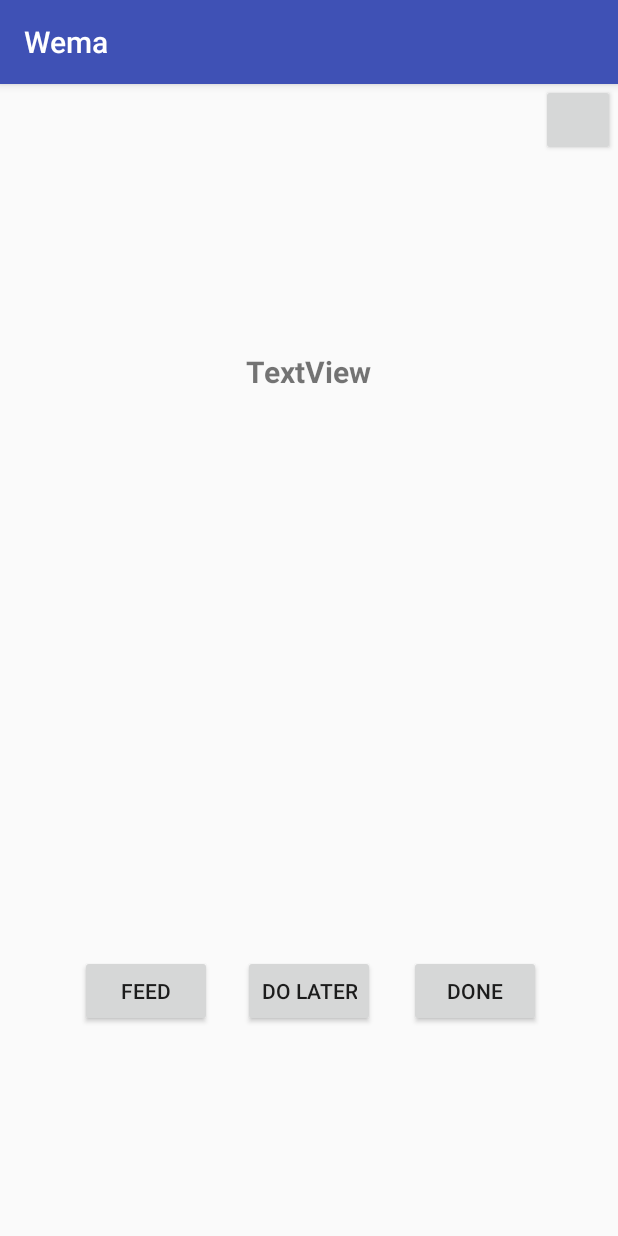
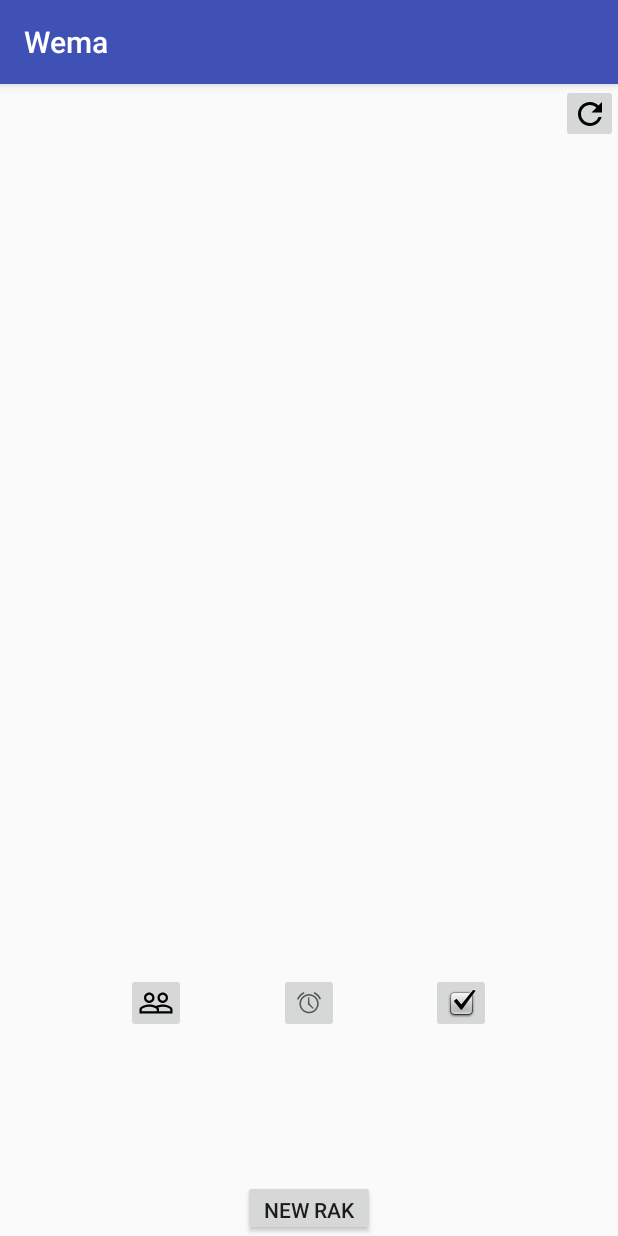
Before and after one commit to iNKredibleS/Wema, an Android app: the RAKActivity screen opened directly, with no data from a screen before it, on a phone screen of 412 x 824 dp. Run offline under Robolectric (Android 15) with nearby library versions, the phone set to English and light mode, and no system bars; libraries missing offline, so code that uses them is left out: com.parse; 4 statements that could not run were skipped.

Commit message:
friday morning

```diff
--- a/app/src/main/java/com/fb/inkredibles/myapplication/RAKActivity.java
+++ b/app/src/main/java/com/fb/inkredibles/myapplication/RAKActivity.java
@@ -1,11 +1,14 @@
 package com.fb.inkredibles.myapplication;
 
+import android.content.Intent;
 import android.support.v7.app.AppCompatActivity;
 import android.os.Bundle;
 import android.util.Log;
 import android.view.View;
 import android.widget.Button;
+import android.widget.ImageButton;
 import android.widget.TextView;
+import android.widget.Toast;
 
 import com.fb.inkredibles.myapplication.models.Rak;
 import com.parse.FindCallback;
@@ -13,15 +16,19 @@ import com.parse.GetCallback;
 import com.parse.ParseException;
 import com.parse.ParseObject;
 import com.parse.ParseQuery;
+import com.parse.ParseUser;
 
+import java.util.ArrayList;
 import java.util.List;
 import java.util.Random;
 
 public class RAKActivity extends AppCompatActivity {
     TextView rakTxt;
-    int total, current;
+    int total, current, REQUEST_CODE = 20;
     Random rand;
-    Button refreshBtn;
+    Button newRakBtn;
+    ImageButton refreshBtn;
+    ArrayList<Rak> rakList;
 
 
     @Override
@@ -31,6 +38,8 @@ public class RAKActivity extends AppCompatActivity {
 
         final ParseQuery<Rak> query = ParseQuery.getQuery(Rak.class);
         query.setLimit(10);
+
+        rakList = new ArrayList<Rak>();
 
         //get total number of Rak objects from server
         try {
@@ -43,6 +52,7 @@ public class RAKActivity extends AppCompatActivity {
         rand = new Random();
 
 
+        //set text box initially
         query.findInBackground(new FindCallback<Rak>() {
             @Override
             public void done(List<Rak> objects, ParseException e) {
@@ -69,6 +79,7 @@ public class RAKActivity extends AppCompatActivity {
             }
         });
 
+        //add refresh button feature
         refreshBtn = findViewById(R.id.refreshBtn);
         refreshBtn.setOnClickListener(new View.OnClickListener() {
 
@@ -109,11 +120,21 @@ public class RAKActivity extends AppCompatActivity {
             }
         });
 
+        //add ability to create new RAK and post to database\
+        newRakBtn = findViewById(R.id.newRakBtn);
+
+        newRakBtn.setOnClickListener(new View.OnClickListener() {
+            @Override
+            public void onClick(View view) {
+                Intent i = new Intent(RAKActivity.this, NewRakPost.class);
+                startActivityForResult(i, REQUEST_CODE);
+            }
+        });
 
     }
 
     private String RAKGenerator(ParseQuery<Rak> query, final int total) {
-        final String title = "";
+        final String[] title = {""};
 
         query.findInBackground(new FindCallback<Rak>() {
             @Override
@@ -124,21 +145,36 @@ public class RAKActivity extends AppCompatActivity {
 
                     Rak currentRak = objects.get(randomNum - 1);
                     //ask angie
-                    //title = currentRak.getTitle();
+                    title[0] = currentRak.getTitle();
 
 
                 } else {
                     Log.d("FindFailed", "Retrieving RAK unsuccessful");
                 }
-
-
             }
         });
 
-        return title;
+        return title[0];
+    }
+
+    @Override
+    protected void onActivityResult(int requestCode, int resultCode, Intent data) {
+        // REQUEST_CODE is defined above
+        if (resultCode == RESULT_OK && requestCode == REQUEST_CODE) {
+            // Extract name value from result extras
+            String newText = data.getExtras().getString("newRak");
+
+           rakTxt.setText(newText);
+
+           Rak newRak = new Rak();
+           newRak.setTitle(newText);
+           newRak.setUser(ParseUser.getCurrentUser());
+           newRak.saveInBackground();
+
+
+        }
     }
 
 
 
-
 }
--- a/app/src/main/res/layout/activity_rak.xml
+++ b/app/src/main/res/layout/activity_rak.xml
@@ -14,46 +14,53 @@
         android:layout_centerHorizontal="true"
         android:layout_marginTop="76dp"
         android:gravity="center"
-        android:text="TextView"
-        android:textStyle="bold"
-        android:textSize="20sp" />
+        android:textSize="20sp"
+        android:textStyle="bold" />
 
     <Button
+        android:id="@+id/newRakBtn"
+        android:layout_width="wrap_content"
+        android:layout_height="37dp"
+        android:layout_alignParentBottom="true"
+        android:layout_centerHorizontal="true"
+        android:text="new rak"
+        tools:ignore="VectorDrawableCompat" />
+
+    <ImageButton
+        android:id="@+id/doLaterBtn"
+        android:layout_width="40dp"
+        android:layout_height="40dp"
+        android:layout_alignTop="@+id/feedBtn"
+        android:layout_centerHorizontal="true"
+        app:srcCompat="@android:drawable/ic_lock_idle_alarm" />
+
+    <ImageButton
+        android:id="@+id/doneBtn"
+        android:layout_width="40dp"
+        android:layout_height="40dp"
+        android:layout_alignEnd="@+id/rakTxt"
+        android:layout_alignTop="@+id/doLaterBtn"
+        android:contentDescription=""
+        app:srcCompat="@android:drawable/checkbox_on_background"
+        android:layout_alignRight="@+id/rakTxt" />
+
+    <ImageButton
+        android:id="@+id/feedBtn"
+        android:layout_width="40dp"
+        android:layout_height="40dp"
+        android:layout_alignParentBottom="true"
+        android:layout_alignStart="@+id/rakTxt"
+        android:layout_marginBottom="135dp"
+        app:srcCompat="@drawable/ic_people_outline_black_24dp"
+        tools:ignore="VectorDrawableCompat"
+        android:layout_alignLeft="@+id/rakTxt" />
+
+    <ImageButton
         android:id="@+id/refreshBtn"
-        android:layout_width="49dp"
-        android:layout_height="wrap_content"
+        android:layout_width="38dp"
+        android:layout_height="39dp"
         android:layout_alignParentEnd="true"
         android:layout_alignParentTop="true"
-        android:layout_marginEnd="2dp"
-        android:layout_alignParentRight="true"
-        android:layout_marginRight="2dp" />
-
-    <Button
-        android:id="@+id/feedBtn"
-        android:layout_width="wrap_content"
-        android:layout_height="wrap_content"
-        android:layout_alignParentBottom="true"
-        android:layout_alignParentStart="true"
-        android:layout_marginBottom="139dp"
-        android:layout_marginStart="53dp"
-        android:text="@string/feed_title"
-        android:layout_alignParentLeft="true"
-        android:layout_marginLeft="53dp" />
-
-    <Button
-        android:id="@+id/doLaterBtn"
-        android:layout_width="wrap_content"
-        android:layout_height="wrap_content"
-        android:layout_alignTop="@+id/feedBtn"
-        android:layout_centerHorizontal="true"
-        android:text="do later" />
-
-    <Button
-        android:id="@+id/doneBtn"
-        android:layout_width="wrap_content"
-        android:layout_height="wrap_content"
-        android:layout_alignTop="@+id/feedBtn"
-        android:layout_toStartOf="@+id/refreshBtn"
-        android:text="done"
-        android:layout_toLeftOf="@+id/refreshBtn" />
+        app:srcCompat="@drawable/ic_refresh_black_24dp"
+        tools:ignore="VectorDrawableCompat" />
 </RelativeLayout>
```
Also changed, not shown: app/src/main/AndroidManifest.xml (+7 -11 lines), app/src/main/java/com/fb/inkredibles/myapplication/MainActivity.java (+8 -9 lines), app/src/main/java/com/fb/inkredibles/myapplication/NewRakPost.java (+25 -0 lines), app/src/main/java/com/fb/inkredibles/myapplication/models/Rak.java (+11 -0 lines), app/src/main/res/layout/activity_new_rak_post.xml (+20 -2 lines), app/src/main/res/drawable/ic_four.png (added), app/src/main/res/drawable/ic_one.png (added), app/src/main/res/drawable/ic_three.png (added), 1436 other files.
